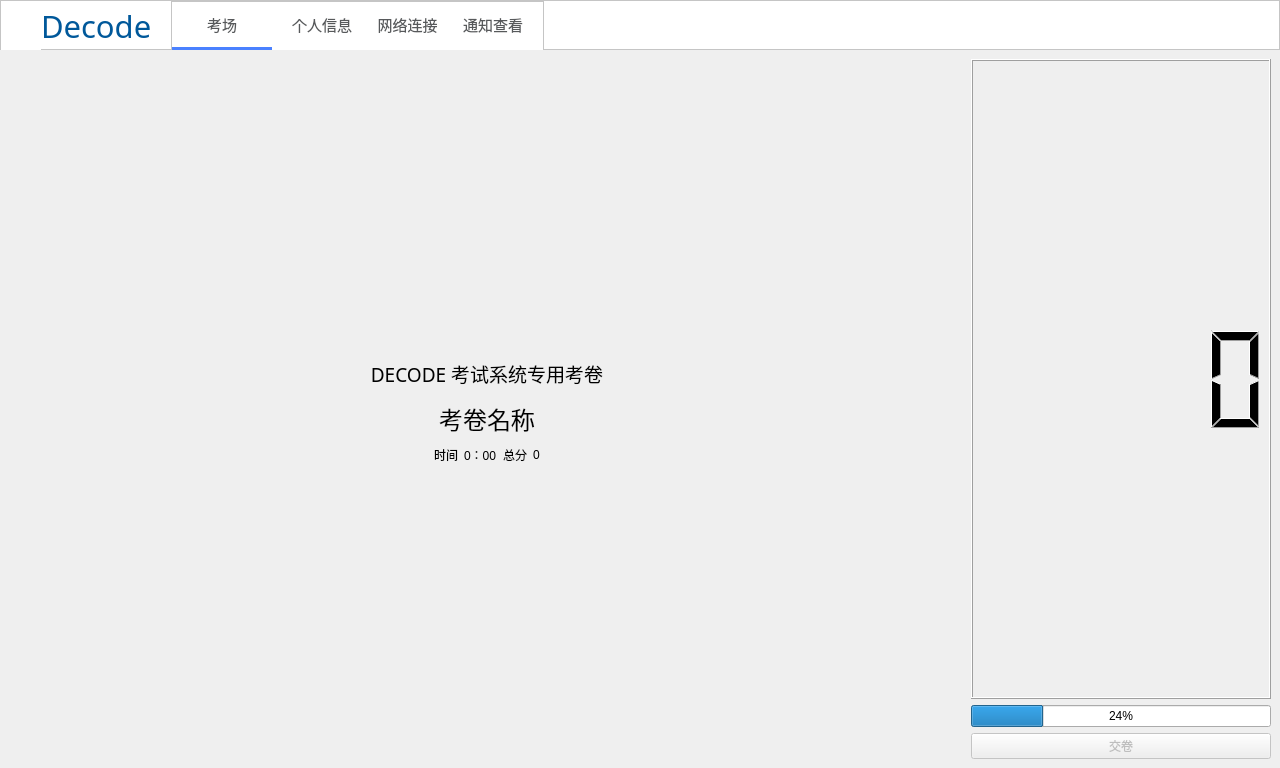
First picture: the form in Client_part/ClientWindow.ui, repository MRcao1001/Ddecode-QT-TCP-customWidget-MVD-MVC-MVVM-, before the edit.
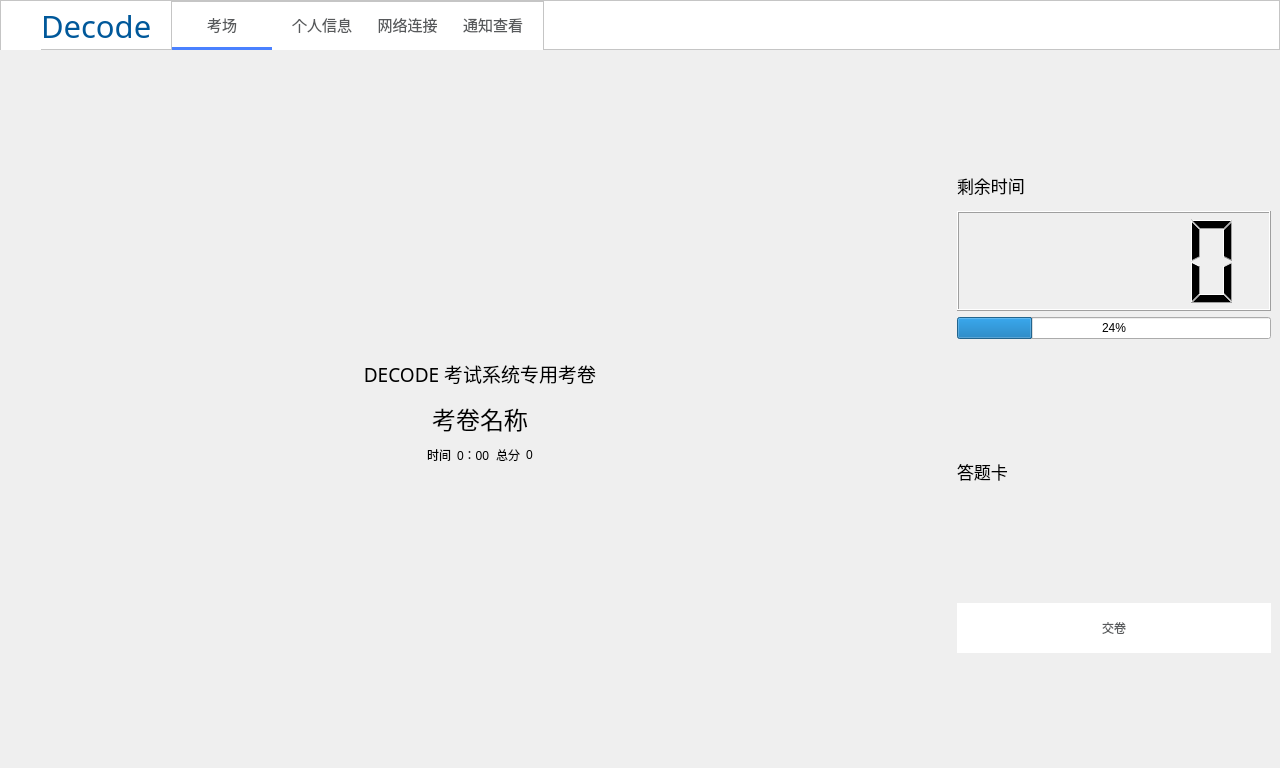
Second picture: the form after the edit. The open tabs and pages were chosen to show the change. Icons and pictures are not drawn.

What changed in the file:
```diff
--- a/Client_part/ClientWindow.ui
+++ b/Client_part/ClientWindow.ui
@@ -418,7 +418,7 @@
         <number>1</number>
        </property>
        <widget class="QWidget" name="page_2">
-        <layout class="QHBoxLayout" name="horizontalLayout_3">
+        <layout class="QHBoxLayout" name="horizontalLayout_3" stretch="6,2">
          <item>
           <layout class="QVBoxLayout" name="ExampaperArea">
            <item>
@@ -554,15 +554,34 @@
           </layout>
          </item>
          <item>
-          <layout class="QVBoxLayout" name="verticalLayout_3">
+          <layout class="QVBoxLayout" name="verticalLayout_3" stretch="3,5,1">
            <item>
             <layout class="QVBoxLayout" name="verticalLayout_9">
+             <item>
+              <widget class="QLabel" name="label_6">
+               <property name="maximumSize">
+                <size>
+                 <width>16777215</width>
+                 <height>40</height>
+                </size>
+               </property>
+               <property name="font">
+                <font>
+                 <family>苹方 中等</family>
+                 <pointsize>13</pointsize>
+                </font>
+               </property>
+               <property name="text">
+                <string>剩余时间</string>
+               </property>
+              </widget>
+             </item>
              <item>
               <widget class="QLCDNumber" name="lcdNumber">
                <property name="maximumSize">
                 <size>
-                 <width>300</width>
-                 <height>16777215</height>
+                 <width>9999</width>
+                 <height>100</height>
                 </size>
                </property>
               </widget>
@@ -571,7 +590,7 @@
               <widget class="QProgressBar" name="progressBar">
                <property name="maximumSize">
                 <size>
-                 <width>300</width>
+                 <width>9999</width>
                  <height>16777215</height>
                 </size>
                </property>
@@ -583,7 +602,27 @@
             </layout>
            </item>
            <item>
-            <layout class="QVBoxLayout" name="AnswerSheetArea"/>
+            <layout class="QVBoxLayout" name="AnswerSheetArea">
+             <item>
+              <widget class="QLabel" name="label_2">
+               <property name="maximumSize">
+                <size>
+                 <width>16777215</width>
+                 <height>40</height>
+                </size>
+               </property>
+               <property name="font">
+                <font>
+                 <family>苹方 中等</family>
+                 <pointsize>13</pointsize>
+                </font>
+               </property>
+               <property name="text">
+                <string>答题卡</string>
+               </property>
+              </widget>
+             </item>
+            </layout>
            </item>
            <item>
             <layout class="QVBoxLayout" name="verticalLayout_4">
@@ -592,12 +631,38 @@
                <property name="enabled">
                 <bool>false</bool>
                </property>
+               <property name="minimumSize">
+                <size>
+                 <width>0</width>
+                 <height>50</height>
+                </size>
+               </property>
                <property name="maximumSize">
                 <size>
-                 <width>300</width>
-                 <height>16777215</height>
+                 <width>9999</width>
+                 <height>50</height>
                 </size>
                </property>
+               <property name="styleSheet">
+                <string notr="true">.QPushButton,.QToolButton{
+color:#57595B;
+border-radius:0px;
+background:qlineargradient(spread:pad,x1:0,y1:0,x2:1,y2:0,stop:0 #fff,stop:1 #fff);
+border:none;
+}
+
+.QPushButton:hover,.QToolButton:hover{
+background:qlineargradient(spread:pad,x1:0,y1:0,x2:1,y2:0,stop:0 #f5f5f5,stop:1 #f5f5f5);
+}
+
+.QPushButton:pressed,.QToolButton:pressed{
+border-bottom:3px solid #4a81ff;
+}
+
+.QToolButton::menu-indicator{
+image:None;
+}</string>
+               </property>
                <property name="text">
                 <string>交卷</string>
                </property>
```
Left out of the diff: 2 changed lines with no effect on the pictures.
